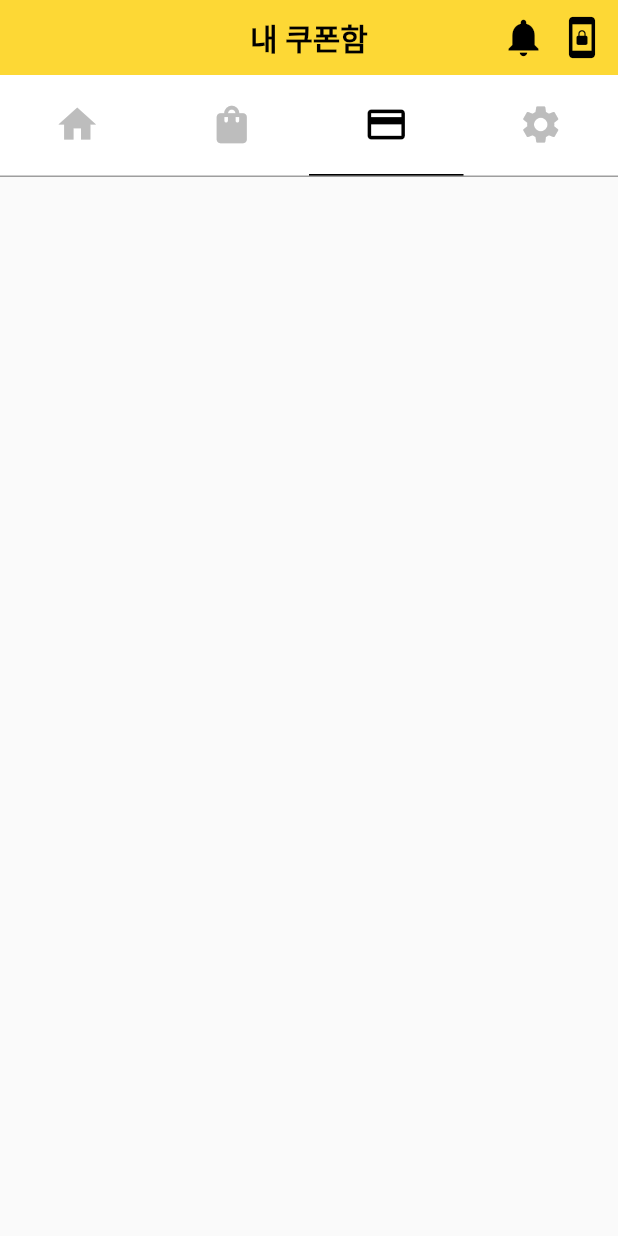
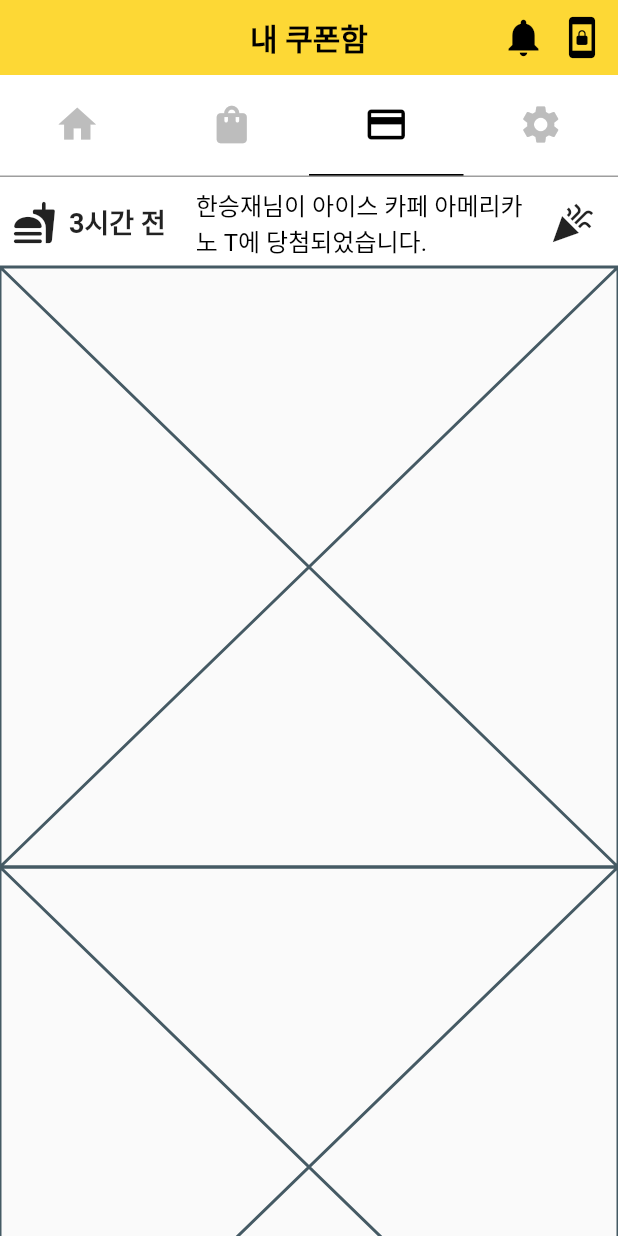
Before and after one commit to chihyeonwon/pedometer, a Flutter app: the screen it shows after launch, tab 3 chosen, on a phone screen of 412 x 824 dp. Run offline on Flutter 3.47's test engine with Material 2 defaults, Android fonts, the phone set to English and light mode, and no system bars; drawn by our look-alikes of carousel_slider.

Commit message:
CouponScreen Top 위젯 구현

```diff
--- a/lib/Screen/coupon_screen.dart
+++ b/lib/Screen/coupon_screen.dart
@@ -1,3 +1,4 @@
+import 'package:carousel_slider/carousel_slider.dart';
 import 'package:flutter/material.dart';
 
 class CouponScreen extends StatelessWidget {
@@ -5,6 +6,113 @@ class CouponScreen extends StatelessWidget {
 
   @override
   Widget build(BuildContext context) {
-    return Scaffold();
+    return Scaffold(
+        body: SingleChildScrollView(
+      child: Column(
+        children: const [
+          Top(),
+          Middle(),
+          Bottom(),
+        ],
+      ),
+    ));
   }
 }
+
+class Top extends StatefulWidget {
+  const Top({Key? key}) : super(key: key);
+
+  @override
+  State<Top> createState() => _TopState();
+}
+
+class _TopState extends State<Top> {
+  int _current = 0;
+
+  List<int> item = [1, 2, 3, 4];
+
+  @override
+  Widget build(BuildContext context) {
+    return Material(
+      child: CarouselSlider(
+        options: CarouselOptions(
+          scrollDirection: Axis.vertical,
+          autoPlay: true,
+          autoPlayInterval: const Duration(seconds: 5),
+          autoPlayAnimationDuration: Duration(milliseconds: 700),
+          onPageChanged: (index, reason) {
+            setState(() {
+              _current = index;
+            });
+          },
+          height: 60.0,
+          viewportFraction: 1, // 페이지 당 1개의 슬라이더
+        ),
+        items: item.map((i) {
+          return Builder(
+            builder: (BuildContext context) {
+              return Container(
+                  height: MediaQuery.of(context).size.height,
+                  color: Colors.white,
+                  child: Row(
+                    children: [
+                      Padding(
+                        padding: const EdgeInsets.all(8.0),
+                        child: Icon(
+                          Icons.fastfood_rounded,
+                          size: 30.0,
+                        ),
+                      ),
+                      Padding(
+                        padding: const EdgeInsets.only(right: 20.0),
+                        child: Text('3시간 전',
+                            style: TextStyle(
+                              fontSize: 18.0,
+                              fontWeight: FontWeight.bold,
+                            )),
+                      ),
+                      Flexible(
+                        child: RichText(
+                          maxLines: 2,
+                          text: TextSpan(
+                              text: '한승재님이 아이스 카페 아메리카노 T에 당첨되었습니다.',
+                              style: TextStyle(
+                                fontSize: 16.0,
+                                color: Colors.black,
+                              )),
+                        ),
+                      ),
+                      Padding(
+                        padding: const EdgeInsets.all(16.0),
+                        child: Icon(
+                          Icons.celebration,
+                          size: 30.0,
+                        ),
+                      ),
+                    ],
+                  ));
+            },
+          );
+        }).toList(),
+      ),
+    );
+  }
+}
+
+class Middle extends StatelessWidget {
+  const Middle({Key? key}) : super(key: key);
+
+  @override
+  Widget build(BuildContext context) {
+    return const Placeholder();
+  }
+}
+
+class Bottom extends StatelessWidget {
+  const Bottom({Key? key}) : super(key: key);
+
+  @override
+  Widget build(BuildContext context) {
+    return const Placeholder();
+  }
+}
```
